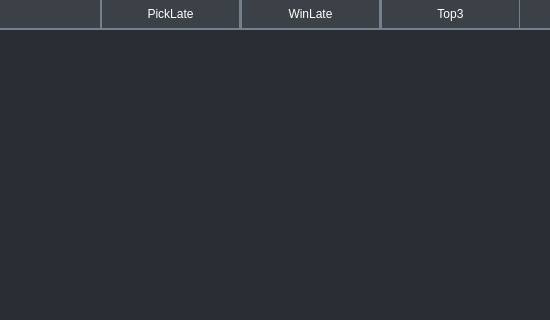
The window that Data/UI/TierUI/TierWindow.ui (CSID-DGU/2024-1-OSSP2-team-08-GameAssistant) describes before a commit, drawn with Qt 5; both pictures show x 520 to 1070 and y 0 to 320 of the 1070 by 670 pixel window.
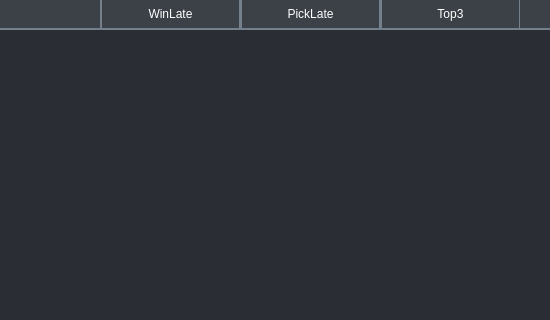
The same window after the commit.

Patch:
```diff
--- a/Data/UI/TierUI/TierWindow.ui
+++ b/Data/UI/TierUI/TierWindow.ui
@@ -166,7 +166,7 @@
 }</string>
      </property>
      <property name="text">
-      <string>PickLate</string>
+      <string>WinLate</string>
      </property>
      <property name="checkable">
       <bool>true</bool>
@@ -194,7 +194,7 @@
 }</string>
      </property>
      <property name="text">
-      <string>WinLate</string>
+      <string>PickLate</string>
      </property>
      <property name="checkable">
       <bool>true</bool>
```
